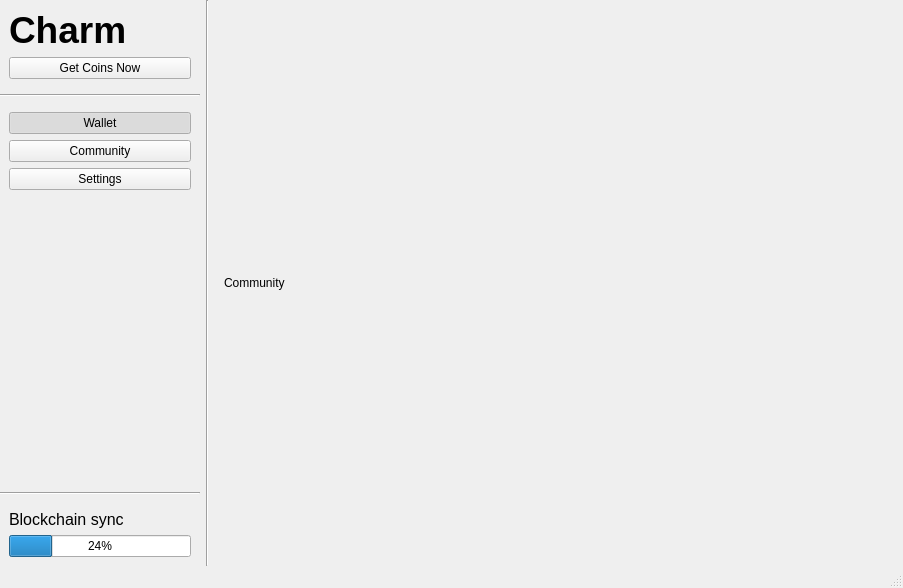
First picture: the form in app/ui/main.ui, repository coblo/gui-demo, before the edit.
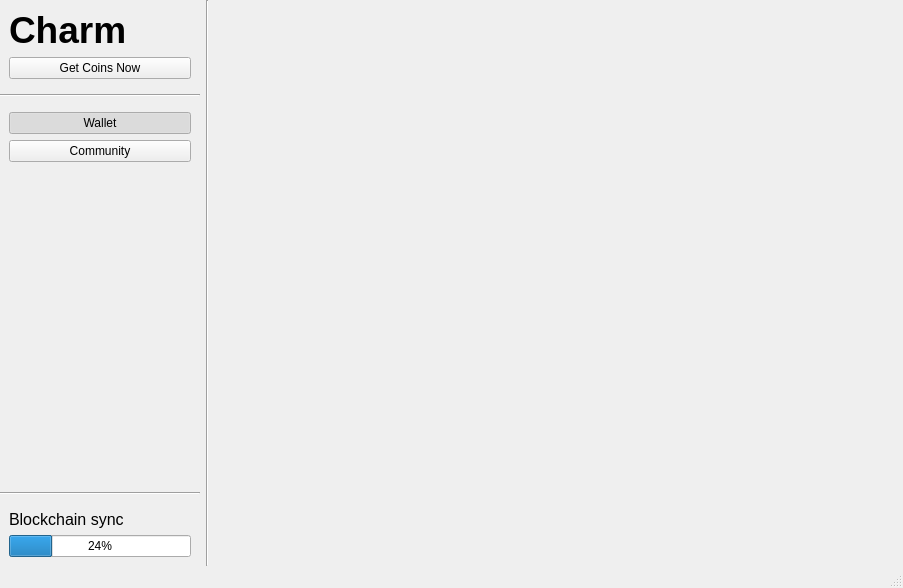
Second picture: the form after the edit. The open tabs and pages were chosen to show the change.

Commit message: Add ui for community view

```diff
--- a/app/ui/main.ui
+++ b/app/ui/main.ui
@@ -177,22 +177,6 @@
             </attribute>
            </widget>
           </item>
-          <item>
-           <widget class="QPushButton" name="btn_nav_settings">
-            <property name="text">
-             <string>Settings</string>
-            </property>
-            <property name="checkable">
-             <bool>true</bool>
-            </property>
-            <property name="checked">
-             <bool>false</bool>
-            </property>
-            <attribute name="buttonGroup">
-             <string notr="true">btn_group_nav</string>
-            </attribute>
-           </widget>
-          </item>
          </layout>
         </widget>
        </item>
@@ -444,11 +428,23 @@
        </layout>
       </widget>
       <widget class="QWidget" name="page_community">
-       <layout class="QVBoxLayout" name="verticalLayout_5">
+       <layout class="QVBoxLayout" name="layout_community">
+        <property name="leftMargin">
+         <number>0</number>
+        </property>
+        <property name="topMargin">
+         <number>0</number>
+        </property>
+        <property name="rightMargin">
+         <number>0</number>
+        </property>
+        <property name="bottomMargin">
+         <number>0</number>
+        </property>
         <item>
-         <widget class="QLabel" name="label_title_community">
+         <widget class="QLabel" name="label">
           <property name="text">
-           <string>Community</string>
+           <string/>
           </property>
          </widget>
         </item>
```
Left out of the diff: 15 changed lines with no effect on the pictures. The commit also changes 5 other files.
